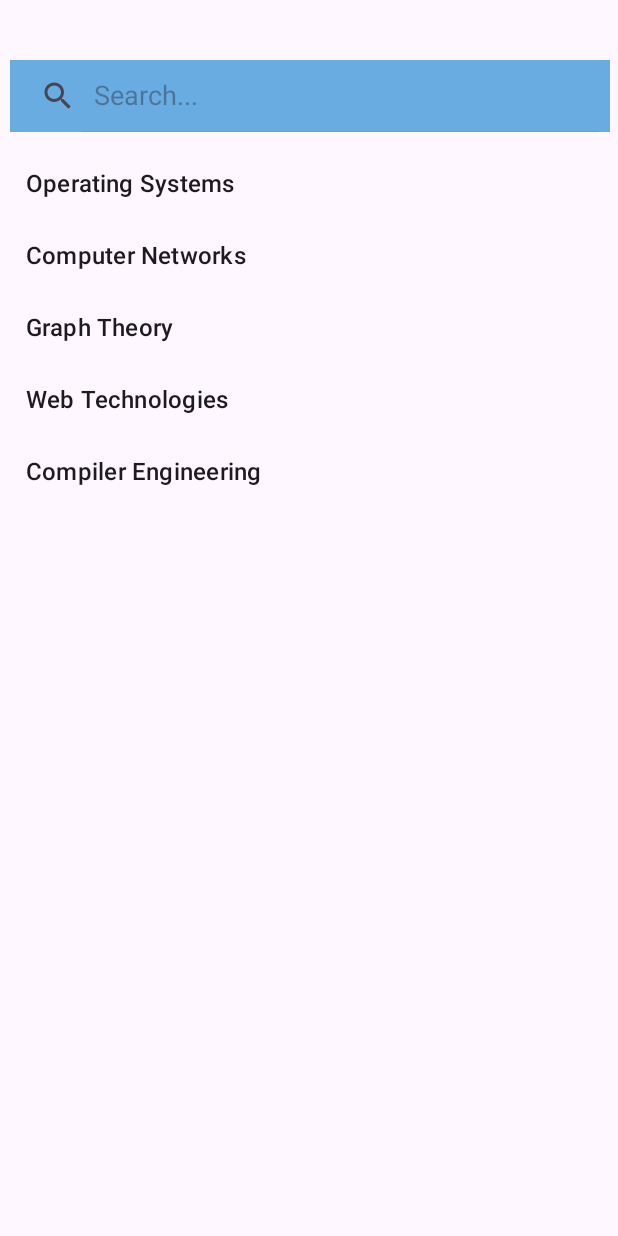
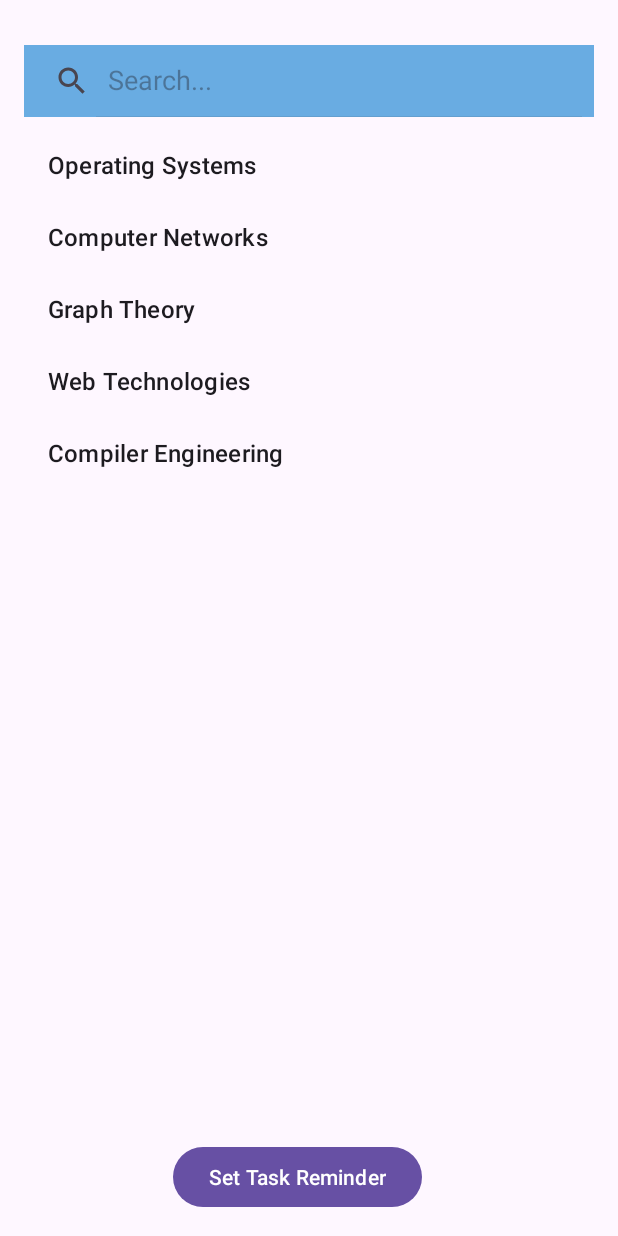
Before and after one commit to CHAIGANESH/Text_Stream, an Android app: the screen it shows after launch (MainActivity), on a phone screen of 412 x 824 dp. Run offline under Robolectric (Android 15) with nearby library versions, the phone set to English and light mode, and no system bars.

Commit message:
implemented reminder functionalities

```diff
--- a/app/src/main/java/com/example/textstream/MainActivity.java
+++ b/app/src/main/java/com/example/textstream/MainActivity.java
@@ -1,6 +1,10 @@
 package com.example.textstream;
+import android.content.Intent;
 import android.content.SharedPreferences;
 import android.os.Bundle;
+import android.view.View;
+import android.widget.Button;
+
 import androidx.appcompat.widget.SearchView;
 import androidx.appcompat.app.AppCompatActivity;
 import androidx.recyclerview.widget.LinearLayoutManager;
@@ -50,6 +54,15 @@ public class MainActivity extends AppCompatActivity {
                 return false;
             }
         });
+        Button setReminderButton = findViewById(R.id.setReminderButton);
+        setReminderButton.setOnClickListener(new View.OnClickListener() {
+            @Override
+            public void onClick(View v) {
+                // Redirect to ReminderActivity
+                Intent intent = new Intent(MainActivity.this, ReminderActivity.class);
+                startActivity(intent);
+            }
+        });
     }
 
 }
--- a/app/src/main/res/layout/activity_main.xml
+++ b/app/src/main/res/layout/activity_main.xml
@@ -1,5 +1,5 @@
 <?xml version="1.0" encoding="utf-8"?>
-<androidx.constraintlayout.widget.ConstraintLayout xmlns:android="http://schemas.android.com/apk/res/android"
+<RelativeLayout xmlns:android="http://schemas.android.com/apk/res/android"
     xmlns:app="http://schemas.android.com/apk/res-auto"
     xmlns:tools="http://schemas.android.com/tools"
     android:id="@+id/main"
@@ -9,28 +9,35 @@
 
     <androidx.appcompat.widget.SearchView
         android:id="@+id/searchView"
-        android:layout_width="400dp"
+        android:layout_width="match_parent"
         android:layout_height="48dp"
-        android:layout_marginStart="10dp"
-        android:layout_marginTop="40dp"
-        android:layout_marginEnd="10dp"
+        android:layout_marginStart="16dp"
+        android:layout_marginTop="30dp"
+        android:layout_marginEnd="16dp"
         android:background="#69ACE2"
-        app:layout_constraintEnd_toEndOf="parent"
-        app:layout_constraintHorizontal_bias="0.454"
+        android:inputType="text"
         app:iconifiedByDefault="false"
-        app:queryHint="Search..."
-        android:inputType="text"
-        app:layout_constraintStart_toStartOf="parent"
-        app:layout_constraintTop_toTopOf="parent" />
+        app:queryHint="Search..." />
 
     <androidx.recyclerview.widget.RecyclerView
         android:id="@+id/recyclerView"
-        android:layout_width="409dp"
-        android:layout_height="641dp"
-        android:layout_marginStart="1dp"
-        android:layout_marginTop="10dp"
-        app:layout_constraintStart_toStartOf="parent"
+        android:layout_width="match_parent"
+        android:layout_height="0dp"
+        android:layout_marginStart="16dp"
+        android:layout_marginTop="8dp"
+        android:layout_marginEnd="16dp"
+        android:layout_below="@id/searchView"
+        android:layout_above="@id/setReminderButton"
         app:layout_constraintTop_toBottomOf="@id/searchView" />
 
-
-</androidx.constraintlayout.widget.ConstraintLayout>
+    <Button
+        android:id="@+id/setReminderButton"
+        android:layout_width="wrap_content"
+        android:layout_height="wrap_content"
+        android:layout_alignParentBottom="true"
+        android:layout_gravity="center"
+        android:layout_marginLeft="115dp"
+        android:layout_marginTop="16dp"
+        android:layout_marginBottom="15dp"
+        android:text="Set Task Reminder" />
+</RelativeLayout>
--- a/app/src/main/res/layout/activity_subjects.xml
+++ b/app/src/main/res/layout/activity_subjects.xml
@@ -67,4 +67,5 @@
         android:onClick="savenotes"
         android:text="Save Notes" />
 
+
 </RelativeLayout>
```
Also changed, not shown: app/src/main/AndroidManifest.xml (+6 -13 lines), app/src/main/java/com/example/textstream/ReminderActivity.java (added, +90 -0 lines), app/src/main/java/com/example/textstream/ReminderReceiver.java (added, +45 -0 lines), app/src/main/java/com/example/textstream/subjects.java (+13 -0 lines), app/src/main/res/layout/activity_reminder.xml (added, +32 -0 lines).
